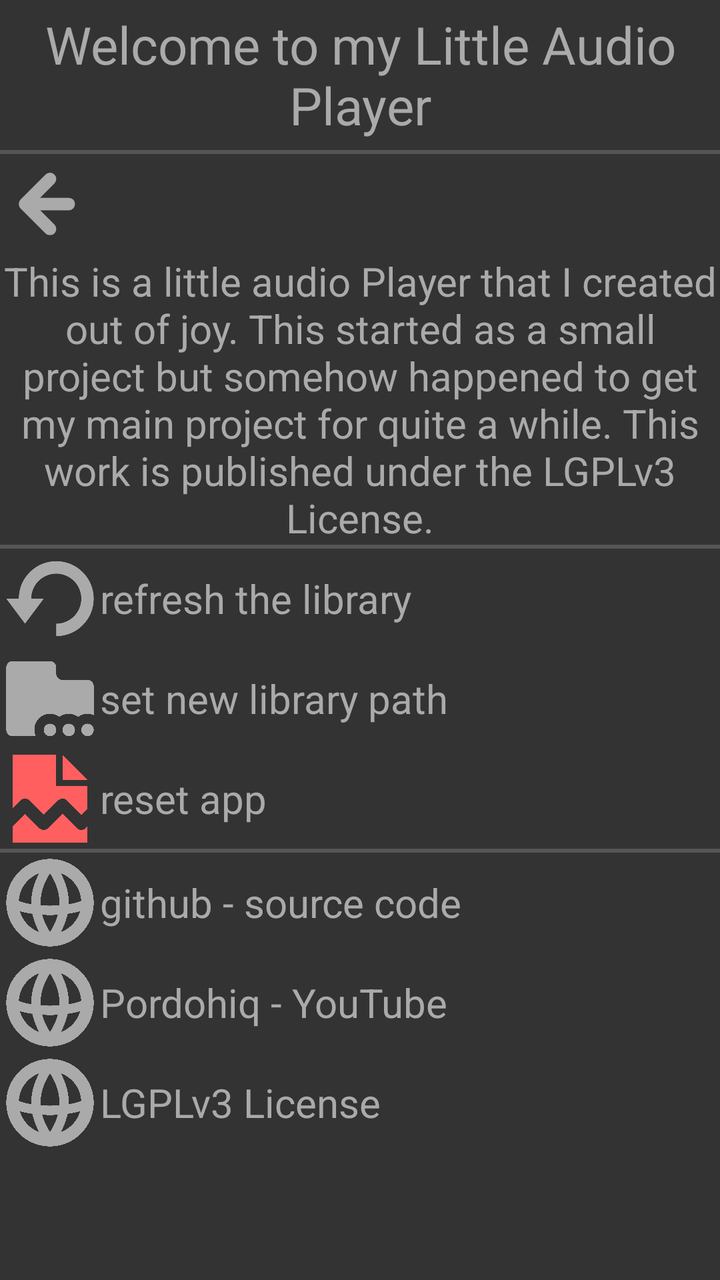
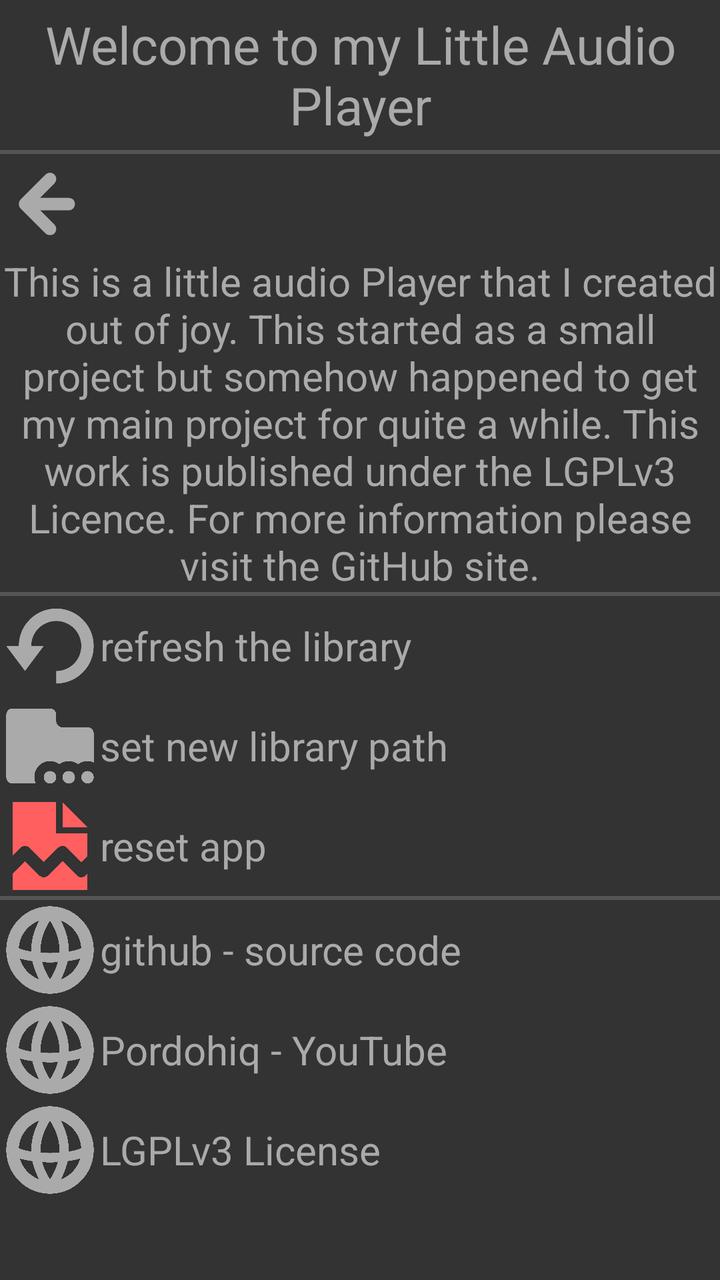

Compare the two renders of this Android layout. The source of the first and the diff that turns it into the second are given below.
<!-- AndroidManifest.xml: application theme android:Theme.DeviceDefault.NoActionBar -->
<!-- res/layout/preferences_layout.xml -->
<?xml version="1.0" encoding="utf-8"?>
<LinearLayout xmlns:android="http://schemas.android.com/apk/res/android"
	xmlns:tools="http://schemas.android.com/tools"
	android:orientation="vertical"
	android:layout_width="match_parent"
	android:layout_height="match_parent"
	android:background="@color/darkGrey"
	android:id="@+id/preferences_screen"
	tools:ignore="UseCompoundDrawables" > 
	
	<TextView
		android:layout_width="match_parent"
		android:layout_height="75dp"
		
		android:text="@string/global_app_welcome"
		android:textSize="26sp"
		android:textAlignment="center"
		android:gravity="center"
		android:textColor="@color/lightGrey"/> 
	
	<View
		android:layout_width="match_parent"
		android:layout_height="2dp"
		android:background="@color/middleGrey" /> 
	
	<ScrollView
		android:layout_width="match_parent"
		android:layout_height="wrap_content">
		
		<LinearLayout
			android:layout_width="match_parent"
			android:layout_height="wrap_content"
			android:orientation="vertical">
			
			<FrameLayout
				android:id="@+id/preferences_back_block"
				android:layout_width="match_parent"
				android:layout_height="50dp"
				android:gravity="start">
				
				<ImageView
					android:id="@+id/preferences_back_arrow"
					android:layout_width="50dp"
					android:layout_height="50dp"
					android:src="@drawable/back"
					android:contentDescription="@string/global_back" />
			</FrameLayout> 
			
			<TextView
				android:layout_width="match_parent"
				android:layout_height="wrap_content"
				
				android:text="@string/global_app_desc"
				android:textSize="20sp"
				android:textAlignment="center"
				android:gravity="center"
				android:textColor="@color/lightGrey"
				tools:ignore="VisualLintLongText" /> 
			
			<View
				android:layout_width="match_parent"
				android:layout_height="2dp"
				android:background="@color/middleGrey" /> 
			
			<LinearLayout
				android:id="@+id/preferences_action_refresh"
				android:layout_width="match_parent"
				android:layout_height="50dp"
				android:orientation="horizontal">
				
				<ImageView
					android:layout_width="50dp"
					android:layout_height="50dp"
					android:src="@drawable/action_general_refresh"
					android:contentDescription="@string/action_general_refresh"/>
				
				<TextView
					android:layout_width="wrap_content"
					android:layout_height="wrap_content"
					android:text="@string/action_general_refresh"
					android:textSize="20sp"
					android:layout_gravity="center_vertical"
					android:textColor="@color/lightGrey"/>
			
			</LinearLayout> 
			
			<LinearLayout
				android:id="@+id/preferences_action_set_library"
				android:layout_width="match_parent"
				android:layout_height="50dp"
				android:orientation="horizontal">
				
				<ImageView
					android:layout_width="50dp"
					android:layout_height="50dp"
					android:src="@drawable/action_general_set_library"
					android:contentDescription="@string/action_general_set_library" />
				
				<TextView
					android:layout_width="wrap_content"
					android:layout_height="wrap_content"
					android:text="@string/action_general_set_library"
					android:textSize="20sp"
					android:layout_gravity="center_vertical"
					android:textColor="@color/lightGrey"/>
			
			</LinearLayout> 
			
			<LinearLayout
				android:id="@+id/preferences_reset_app"
				android:layout_width="match_parent"
				android:layout_height="50dp"
				android:orientation="horizontal">
				
				<ImageView
					android:layout_width="50dp"
					android:layout_height="50dp"
					android:src="@drawable/preferences_reset_app"
					android:contentDescription="@string/preferences_reset_app"/>
				
				<TextView
					android:layout_width="wrap_content"
					android:layout_height="wrap_content"
					android:text="@string/preferences_reset_app"
					android:textSize="20sp"
					android:layout_gravity="center_vertical"
					android:textColor="@color/lightGrey"/>
			
			</LinearLayout> 
			
			<View
				android:layout_width="match_parent"
				android:layout_height="2dp"
				android:background="@color/middleGrey" /> 
			
			<LinearLayout
				android:id="@+id/preferences_github_block"
				android:layout_width="match_parent"
				android:layout_height="50dp"
				android:orientation="horizontal">
				
				<ImageView
					android:layout_width="50dp"
					android:layout_height="50dp"
					android:src="@drawable/preferences_link"
					android:contentDescription="@string/preferences_view_src_code"/>
			
				<TextView
					android:layout_width="wrap_content"
					android:layout_height="wrap_content"
					android:text="@string/preferences_view_src_code"
					android:textSize="20sp"
					android:layout_gravity="center_vertical"
					android:textColor="@color/lightGrey"/>
				
			</LinearLayout> 
			
			<LinearLayout
				android:id="@+id/preferences_youtube_block"
				android:layout_width="match_parent"
				android:layout_height="50dp"
				android:orientation="horizontal">
				
				<ImageView
					android:layout_width="50dp"
					android:layout_height="50dp"
					android:src="@drawable/preferences_link"
					android:contentDescription="@string/preferences_view_youtube" />
				
				<TextView
					android:layout_width="wrap_content"
					android:layout_height="wrap_content"
					android:text="@string/preferences_view_youtube"
					android:textSize="20sp"
					android:layout_gravity="center_vertical"
					android:textColor="@color/lightGrey"/>
			
			</LinearLayout> 
			
			<LinearLayout
				android:id="@+id/preferences_license_block"
				android:layout_width="match_parent"
				android:layout_height="50dp"
				android:orientation="horizontal">
				
				<ImageView
					android:layout_width="50dp"
					android:layout_height="50dp"
					android:src="@drawable/preferences_link"
					android:contentDescription="@string/preferences_view_lgpl" />
				
				<TextView
					android:layout_width="wrap_content"
					android:layout_height="wrap_content"
					android:text="@string/preferences_view_lgpl"
					android:textSize="20sp"
					android:layout_gravity="center_vertical"
					android:textColor="@color/lightGrey"/>
			
			</LinearLayout> 
			
		</LinearLayout>
		
	</ScrollView>
	
</LinearLayout>
<!-- resources referenced by this layout -->
<resources>
  <color name="darkGrey">#333333</color>
  <color name="lightGrey">#aaaaaa</color>
  <color name="middleGrey">#555555</color>
  <!-- drawable action_general_refresh (drawable) -->
  <vector xmlns:android="http://schemas.android.com/apk/res/android"
      android:width="16dp"
      android:height="16dp"
      android:viewportWidth="16"
      android:viewportHeight="16">
    <path
        android:pathData="M5,8a4,4 0,1 1,4 4v2a6,6 0,1 0,-6 -6H1l3,4l3,-4z"
        android:fillColor="#aaaaaa"/>
  </vector>
  <!-- drawable action_general_set_library (drawable) -->
  <vector xmlns:android="http://schemas.android.com/apk/res/android"
      android:width="16dp"
      android:height="16dp"
      android:viewportWidth="16"
      android:viewportHeight="16">
    <path
        android:pathData="M2,2a1,1 0,0 0,-1 1v10a1,1 0,0 0,1 1h3.738a2.5,2.5 0,0 1,-0.238 -1.074,2.49 2.49,0 0,1 2.5,-2.5c0.565,0 1.083,0.187 1.5,0.5 0.417,-0.313 0.935,-0.5 1.5,-0.5s1.083,0.187 1.5,0.5a2.5,2.5 0,0 1,2.5 -0.295L15,6a1,1 0,0 0,-1 -1h-4a1,1 0,0 1,-1 -1L9,3a1,1 0,0 0,-1 -1ZM7.408,15.355 L7.482,15.373q-0.038,-0.008 -0.074,-0.018m0.35,0.06"
        android:fillColor="#aaa"/>
    <path
        android:pathData="M9,13a1,1 0,1 1,-2 0,1 1,0 0,1 2,0m3,0a1,1 0,1 1,-2 0,1 1,0 0,1 2,0m3,0a1,1 0,1 1,-2 0,1 1,0 0,1 2,0"
        android:fillColor="#aaa"/>
  </vector>
  <!-- drawable back (drawable) -->
  <vector xmlns:android="http://schemas.android.com/apk/res/android"
      android:width="16dp"
      android:height="16dp"
      android:viewportWidth="16"
      android:viewportHeight="16">
    <path
        android:pathData="M11,8H4l4,4M4,8l4,-4"
        android:strokeLineJoin="round"
        android:strokeWidth="2"
        android:fillColor="#00000000"
        android:strokeColor="#aaa"
        android:strokeLineCap="round"/>
  </vector>
  <!-- drawable preferences_link (drawable) -->
  <vector xmlns:android="http://schemas.android.com/apk/res/android"
      android:width="16dp"
      android:height="16dp"
      android:viewportWidth="16"
      android:viewportHeight="16">
    <path
        android:pathData="M8,8m-6,0a6,6 0,1 1,12 0a6,6 0,1 1,-12 0"
        android:strokeWidth="2"
        android:fillColor="#00000000"
        android:strokeColor="#aaaaaa"/>
    <path
        android:pathData="M2,8a6.5,2 0,0 0,12 0M8,2c-3,4 -3,8 0,12M8,2c3,4 3,8 0,12"
        android:strokeWidth="1.5"
        android:fillColor="#00000000"
        android:strokeColor="#aaaaaa"/>
  </vector>
  <!-- drawable preferences_reset_app (drawable) -->
  <vector xmlns:android="http://schemas.android.com/apk/res/android"
      android:width="16dp"
      android:height="16dp"
      android:viewportWidth="16"
      android:viewportHeight="16">
    <path
        android:pathData="M2,1v8.586l1.293,-1.293a1,1 0,0 1,1.414 0L7,10.587l2.293,-2.293a1,1 0,0 1,1.414 0L13,10.586l1,-1L14,6L9,6L9,1L2,1zM10,1v4h4zM4,10.414 L2,12.414L2,15h12v-2.586l-0.293,0.293a1,1 0,0 1,-1.414 0L10,10.414l-2.293,2.293a1,1 0,0 1,-1.414 0L4,10.414z"
        android:fillColor="#ff5f5f"/>
  </vector>
  <string name="action_general_refresh">refresh the library</string>
  <string name="action_general_set_library">set new library path</string>
  <string name="global_app_desc">This is a little audio Player that I created out of joy. This started as a small project but somehow happened to get my main project for quite a while. This work is published under the LGPLv3 License.</string>
  <string name="global_app_welcome">Welcome to my Little Audio Player</string>
  <string name="global_back">back</string>
  <string name="preferences_reset_app">reset app</string>
  <string name="preferences_view_lgpl">LGPLv3 License</string>
  <string name="preferences_view_src_code">github - source code</string>
  <string name="preferences_view_youtube" translatable="false">Pordohiq - YouTube</string>
</resources>

<!-- the commit's change to res/layout/preferences_layout.xml (unified diff, before → after) -->
@@ -6,7 +6,7 @@
 	android:layout_height="match_parent"
 	android:background="@color/darkGrey"
 	android:id="@+id/preferences_screen"
-	tools:ignore="UseCompoundDrawables" > 
+	tools:ignore="UseCompoundDrawables" >
 	
 	<TextView
 		android:layout_width="match_parent"
<!-- resource entries referenced after the edit -->
@@ -69,7 +69,7 @@
   </vector>
   <string name="action_general_refresh">refresh the library</string>
   <string name="action_general_set_library">set new library path</string>
-  <string name="global_app_desc">This is a little audio Player that I created out of joy. This started as a small project but somehow happened to get my main project for quite a while. This work is published under the LGPLv3 License.</string>
+  <string name="global_app_desc">This is a little audio Player that I created out of joy. This started as a small project but somehow happened to get my main project for quite a while. This work is published under the LGPLv3 Licence. For more information please visit the GitHub site.</string>
   <string name="global_app_welcome">Welcome to my Little Audio Player</string>
   <string name="global_back">back</string>
   <string name="preferences_reset_app">reset app</string>
